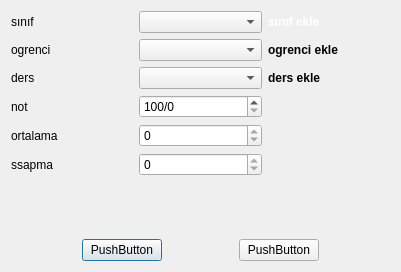
First picture: the form in Gorsel/formlar/veriGiris/notgiris.ui, repository sadededeoglu/okulprojesi, before the edit.
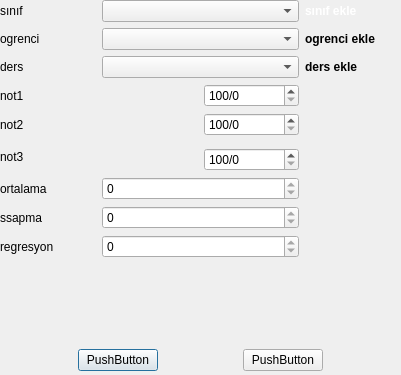
Second picture: the form after the edit.

Patch:
```diff
--- a/Gorsel/formlar/veriGiris/notgiris.ui
+++ b/Gorsel/formlar/veriGiris/notgiris.ui
@@ -7,68 +7,36 @@
     <x>0</x>
     <y>0</y>
     <width>401</width>
-    <height>272</height>
+    <height>375</height>
    </rect>
   </property>
   <property name="minimumSize">
    <size>
-    <width>292</width>
-    <height>220</height>
+    <width>401</width>
+    <height>375</height>
    </size>
   </property>
   <property name="maximumSize">
    <size>
-    <width>600</width>
-    <height>274</height>
+    <width>401</width>
+    <height>375</height>
    </size>
   </property>
   <property name="windowTitle">
    <string>Dialog</string>
   </property>
+  <widget class="QWidget" name="">
+   <property name="geometry">
+    <rect>
+     <x>0</x>
+     <y>0</y>
+     <width>401</width>
+     <height>371</height>
+    </rect>
+   </property>
   <layout class="QGridLayout" name="gridLayout_3">
    <item row="0" column="0">
     <layout class="QGridLayout" name="gridLayout">
-     <item row="4" column="1">
-      <widget class="QSpinBox" name="spinBox_ort">
-       <property name="readOnly">
-        <bool>true</bool>
-       </property>
-      </widget>
-     </item>
-     <item row="2" column="1">
-      <widget class="QComboBox" name="comboBox_ders"/>
-     </item>
-     <item row="3" column="0">
-      <widget class="QLabel" name="label_not">
-       <property name="text">
-        <string>not</string>
-       </property>
-      </widget>
-     </item>
-     <item row="0" column="1">
-      <widget class="QComboBox" name="comboBox_sinif"/>
-     </item>
-     <item row="4" column="0">
-      <widget class="QLabel" name="label_ort">
-       <property name="text">
-        <string>ortalama</string>
-       </property>
-      </widget>
-     </item>
-     <item row="5" column="0">
-      <widget class="QLabel" name="label_ssapma">
-       <property name="text">
-        <string>ssapma</string>
-       </property>
-      </widget>
-     </item>
-     <item row="5" column="1">
-      <widget class="QSpinBox" name="spinBox_ssapma">
-       <property name="readOnly">
-        <bool>true</bool>
-       </property>
-      </widget>
-     </item>
      <item row="0" column="0">
       <widget class="QLabel" name="label_snf">
        <property name="text">
@@ -76,10 +44,13 @@
        </property>
       </widget>
      </item>
-     <item row="2" column="0">
-      <widget class="QLabel" name="label_ders">
+      <item row="0" column="1" colspan="2">
+       <widget class="QComboBox" name="comboBox_sinif"/>
+      </item>
+      <item row="0" column="3">
+       <widget class="QLabel" name="label_siniflink">
        <property name="text">
-        <string>ders</string>
+         <string>&lt;html&gt;&lt;head/&gt;&lt;body&gt;&lt;p&gt;&lt;span style=&quot; font-weight:600; color:#ffffff;&quot;&gt;sınıf ekle&lt;/span&gt;&lt;/p&gt;&lt;/body&gt;&lt;/html&gt;</string>
        </property>
       </widget>
      </item>
@@ -90,74 +61,121 @@
        </property>
       </widget>
      </item>
-     <item row="1" column="1">
+      <item row="1" column="1" colspan="2">
       <widget class="QComboBox" name="comboBox_ogrenci"/>
      </item>
-     <item row="0" column="2">
-      <widget class="QLabel" name="label_siniflink">
-       <property name="text">
-        <string>&lt;html&gt;&lt;head/&gt;&lt;body&gt;&lt;p&gt;&lt;span style=&quot; font-weight:600; color:#ffffff;&quot;&gt;sınıf ekle&lt;/span&gt;&lt;/p&gt;&lt;/body&gt;&lt;/html&gt;</string>
-       </property>
-      </widget>
-     </item>
-     <item row="1" column="2">
+      <item row="1" column="3">
       <widget class="QLabel" name="label_ogrencilink">
        <property name="text">
         <string>&lt;html&gt;&lt;head/&gt;&lt;body&gt;&lt;p&gt;&lt;span style=&quot; font-weight:600;&quot;&gt;ogrenci ekle&lt;/span&gt;&lt;/p&gt;&lt;/body&gt;&lt;/html&gt;</string>
        </property>
       </widget>
      </item>
-     <item row="2" column="2">
+      <item row="2" column="0">
+       <widget class="QLabel" name="label_ders">
+        <property name="text">
+         <string>ders</string>
+        </property>
+       </widget>
+      </item>
+      <item row="2" column="1" colspan="2">
+       <widget class="QComboBox" name="comboBox_ders"/>
+      </item>
+      <item row="2" column="3">
       <widget class="QLabel" name="label_derslink">
        <property name="text">
         <string>&lt;html&gt;&lt;head/&gt;&lt;body&gt;&lt;p&gt;&lt;span style=&quot; font-weight:600;&quot;&gt;ders ekle&lt;/span&gt;&lt;/p&gt;&lt;/body&gt;&lt;/html&gt;</string>
        </property>
       </widget>
      </item>
-     <item row="3" column="1">
+      <item row="3" column="0">
+       <widget class="QLabel" name="label_not">
+        <property name="text">
+         <string>not1</string>
+        </property>
+       </widget>
+      </item>
+      <item row="3" column="2">
       <widget class="QSpinBox" name="spinBox_not">
        <property name="prefix">
         <string>100/</string>
        </property>
       </widget>
      </item>
-    </layout>
-   </item>
-   <item row="1" column="0">
-    <spacer name="verticalSpacer">
-     <property name="orientation">
-      <enum>Qt::Vertical</enum>
-     </property>
-     <property name="sizeHint" stdset="0">
-      <size>
-       <width>20</width>
-       <height>40</height>
-      </size>
-     </property>
-    </spacer>
-   </item>
+      <item row="4" column="0" colspan="2">
+       <widget class="QLabel" name="label">
+        <property name="text">
+         <string>not2</string>
+        </property>
+       </widget>
+      </item>
+      <item row="4" column="2">
+       <widget class="QSpinBox" name="spinBox_not_2">
+        <property name="prefix">
+         <string>100/</string>
+        </property>
+       </widget>
+      </item>
+      <item row="5" column="0" rowspan="2" colspan="3">
+       <widget class="QLabel" name="label_2">
+        <property name="text">
+         <string>not3</string>
+        </property>
+       </widget>
+      </item>
+      <item row="6" column="2">
+       <widget class="QSpinBox" name="spinBox_not_3">
+        <property name="prefix">
+         <string>100/</string>
+        </property>
+       </widget>
+      </item>
+      <item row="7" column="0">
+       <widget class="QLabel" name="label_ort">
+        <property name="text">
+         <string>ortalama</string>
+        </property>
+       </widget>
+      </item>
+      <item row="8" column="0">
+       <widget class="QLabel" name="label_ssapma">
+        <property name="text">
+         <string>ssapma</string>
+        </property>
+       </widget>
+      </item>
+      <item row="9" column="0">
+       <widget class="QLabel" name="label_3">
+        <property name="text">
+         <string>regresyon</string>
+        </property>
+       </widget>
+      </item>
+      <item row="9" column="1" colspan="2">
+       <widget class="QSpinBox" name="spinBox_regresyon">
+        <property name="readOnly">
+         <bool>true</bool>
+        </property>
+       </widget>
+      </item>
+      <item row="8" column="1" colspan="2">
+       <widget class="QSpinBox" name="spinBox_ssapma">
+        <property name="readOnly">
+         <bool>true</bool>
+        </property>
+       </widget>
+      </item>
+      <item row="7" column="1" colspan="2">
+       <widget class="QSpinBox" name="spinBox_ort">
+        <property name="readOnly">
+         <bool>true</bool>
+        </property>
+       </widget>
+      </item>
+     </layout>
+    </item>
    <item row="2" column="0">
     <layout class="QGridLayout" name="gridLayout_2">
-     <item row="0" column="1">
-      <widget class="QPushButton" name="ekle">
-       <property name="text">
-        <string>PushButton</string>
-       </property>
-      </widget>
-     </item>
-     <item row="0" column="4">
-      <spacer name="horizontalSpacer_2">
-       <property name="orientation">
-        <enum>Qt::Horizontal</enum>
-       </property>
-       <property name="sizeHint" stdset="0">
-        <size>
-         <width>40</width>
-         <height>20</height>
-        </size>
-       </property>
-      </spacer>
-     </item>
      <item row="0" column="0">
       <spacer name="horizontalSpacer">
        <property name="orientation">
@@ -171,6 +189,26 @@
        </property>
       </spacer>
      </item>
+      <item row="0" column="2">
+       <spacer name="horizontalSpacer_2">
+        <property name="orientation">
+         <enum>Qt::Horizontal</enum>
+        </property>
+        <property name="sizeHint" stdset="0">
+         <size>
+          <width>40</width>
+          <height>20</height>
+         </size>
+        </property>
+       </spacer>
+      </item>
+      <item row="0" column="1">
+       <widget class="QPushButton" name="ekle">
+        <property name="text">
+         <string>PushButton</string>
+        </property>
+       </widget>
+      </item>
      <item row="0" column="3">
       <widget class="QPushButton" name="vazgec">
        <property name="text">
@@ -178,7 +216,7 @@
        </property>
       </widget>
      </item>
-     <item row="0" column="2">
+      <item row="0" column="4">
       <spacer name="horizontalSpacer_3">
        <property name="orientation">
         <enum>Qt::Horizontal</enum>
@@ -193,7 +231,21 @@
      </item>
     </layout>
    </item>
-  </layout>
+    <item row="1" column="0">
+     <spacer name="verticalSpacer">
+      <property name="orientation">
+       <enum>Qt::Vertical</enum>
+      </property>
+      <property name="sizeHint" stdset="0">
+       <size>
+        <width>20</width>
+        <height>40</height>
+       </size>
+      </property>
+     </spacer>
+    </item>
+   </layout>
+  </widget>
  </widget>
  <resources/>
  <connections>
```
Lines whose indentation alone changed are shown as unchanged.
